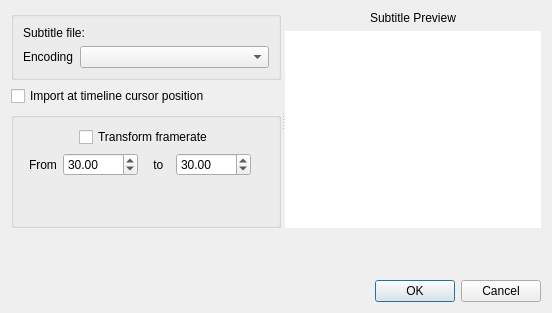
The window that src/ui/import_subtitle_ui.ui (KDE/kdenlive) describes before a commit, drawn with Qt 5.
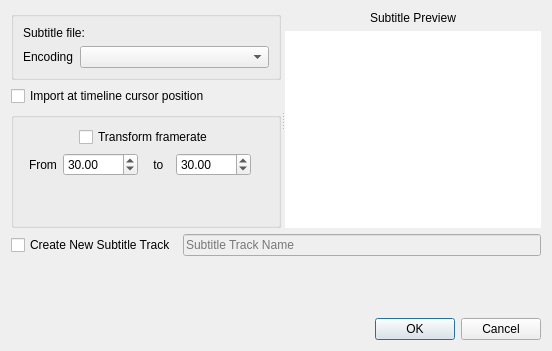
The same window after the commit. Custom widgets are drawn as their Qt base class.

Commit message: Add import/export to subtitle track manager

```diff
--- a/src/ui/import_subtitle_ui.ui
+++ b/src/ui/import_subtitle_ui.ui
@@ -11,27 +11,14 @@
     <x>0</x>
     <y>0</y>
     <width>539</width>
-    <height>313</height>
+    <height>351</height>
    </rect>
   </property>
   <property name="windowTitle">
    <string>Dialog</string>
   </property>
   <layout class="QGridLayout" name="gridLayout">
-   <item row="2" column="0">
-    <widget class="QDialogButtonBox" name="buttonBox">
-     <property name="orientation">
-      <enum>Qt::Horizontal</enum>
-     </property>
-     <property name="standardButtons">
-      <set>QDialogButtonBox::Cancel|QDialogButtonBox::Ok</set>
-     </property>
-    </widget>
-   </item>
-   <item row="1" column="0">
-    <widget class="KMessageWidget" name="info_message"/>
-   </item>
-   <item row="0" column="0">
+   <item row="0" column="0" colspan="2">
     <widget class="QSplitter" name="splitter">
      <property name="orientation">
       <enum>Qt::Horizontal</enum>
@@ -281,6 +268,36 @@
      </widget>
     </widget>
    </item>
+   <item row="1" column="0">
+    <widget class="QCheckBox" name="create_track">
+     <property name="text">
+      <string>Create New Subtitle Track</string>
+     </property>
+    </widget>
+   </item>
+   <item row="1" column="1">
+    <widget class="QLineEdit" name="track_name">
+     <property name="enabled">
+      <bool>false</bool>
+     </property>
+     <property name="placeholderText">
+      <string>Subtitle Track Name</string>
+     </property>
+    </widget>
+   </item>
+   <item row="2" column="0" colspan="2">
+    <widget class="KMessageWidget" name="info_message"/>
+   </item>
+   <item row="3" column="0" colspan="2">
+    <widget class="QDialogButtonBox" name="buttonBox">
+     <property name="orientation">
+      <enum>Qt::Horizontal</enum>
+     </property>
+     <property name="standardButtons">
+      <set>QDialogButtonBox::Cancel|QDialogButtonBox::Ok</set>
+     </property>
+    </widget>
+   </item>
   </layout>
  </widget>
  <customwidgets>
```
Left out of the diff: 16 changed lines with no effect on the pictures. The commit also changes 10 other files.
